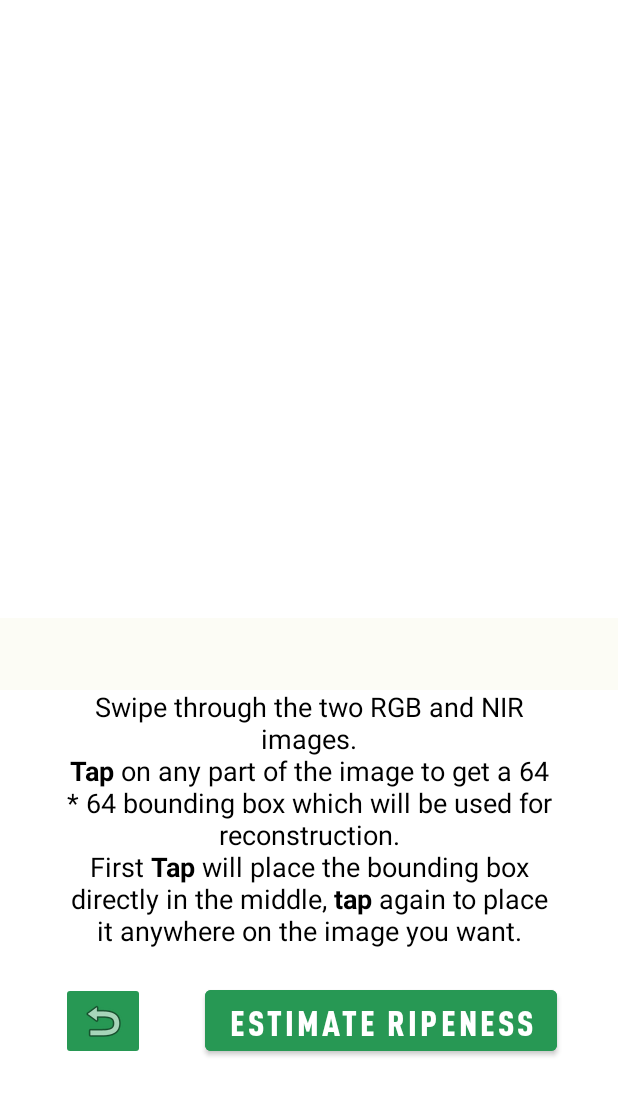
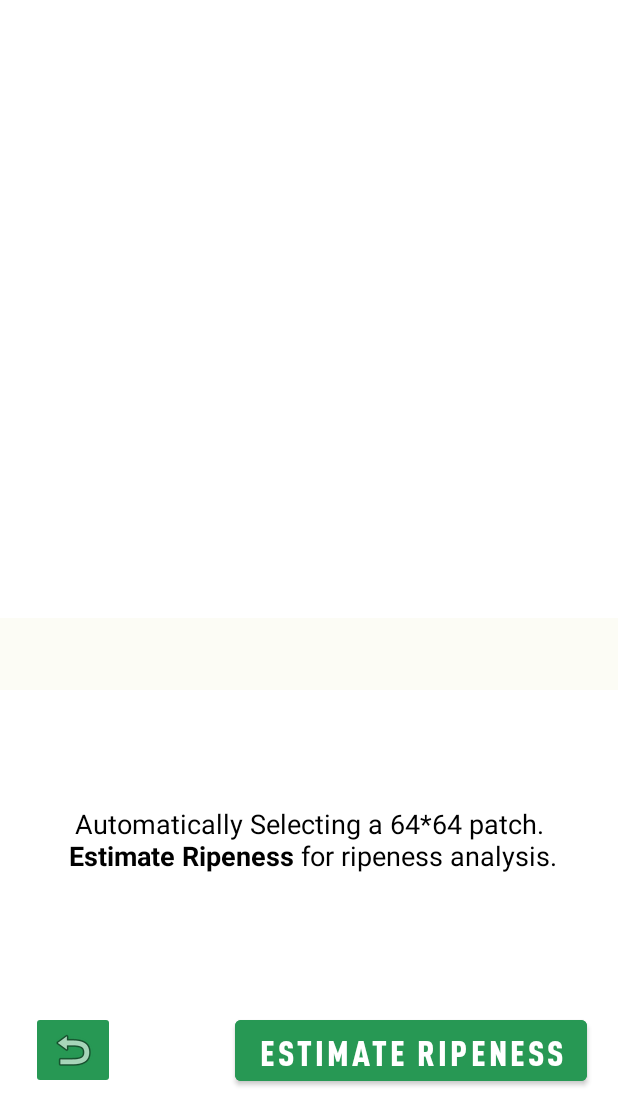
Before and after one commit to ShahzaibWaseem/RipeTrack-Android, an Android app: the layout fragment_imageviewer.xml on its own in the app's theme, with its tools: preview values and no code run, on a phone screen of 412 x 824 dp, the part 124-1236 px from its top. Run offline under Robolectric (Android 15) with nearby library versions, the phone set to English and light mode, and no system bars.

Commit message:
cleaned the UI a bit

```diff
--- a/app/src/main/res/layout/fragment_applicationselector.xml
+++ b/app/src/main/res/layout/fragment_applicationselector.xml
@@ -116,7 +116,7 @@
         android:backgroundTint="@color/background"
         android:gravity="center"
         android:text="@string/launch_application_button"
-        android:textSize="51sp"
+        android:textSize="45sp"
         app:layout_constraintBottom_toTopOf="@+id/guideline3"
         app:layout_constraintEnd_toEndOf="parent"
         app:layout_constraintStart_toStartOf="parent"
--- a/app/src/main/res/layout/fragment_imageviewer.xml
+++ b/app/src/main/res/layout/fragment_imageviewer.xml
@@ -39,6 +39,21 @@
         app:layout_constraintTop_toTopOf="@+id/guideline"
         app:layout_constraintVertical_bias="0.0" />
 
+    <com.google.android.material.tabs.TabLayout
+        android:id="@+id/tab_layout"
+        android:layout_width="match_parent"
+        android:layout_height="wrap_content"
+        android:contentDescription="@string/tab_layout_description"
+        android:theme="@style/TabLayoutTheme"
+        app:layout_constraintBottom_toTopOf="@id/reloadButton"
+        app:layout_constraintEnd_toEndOf="parent"
+        app:layout_constraintStart_toStartOf="parent"
+        app:layout_constraintTop_toBottomOf="@id/viewpager"
+        app:layout_constraintVertical_bias="0.0"
+        app:tabGravity="center"
+        app:tabRippleColor="@color/yellow_bg"
+        app:tabTextColor="@color/black" />
+
     <androidx.constraintlayout.widget.Guideline
         android:id="@+id/guideline2"
         android:layout_width="wrap_content"
@@ -46,30 +61,19 @@
         android:orientation="horizontal"
         app:layout_constraintGuide_percent="0.6" />
 
-    <com.google.android.material.tabs.TabLayout
-        android:id="@+id/tab_layout"
-        android:layout_width="match_parent"
+    <androidx.constraintlayout.widget.Guideline
+        android:id="@+id/guideline3"
+        android:layout_width="wrap_content"
         android:layout_height="wrap_content"
-        android:contentDescription="@string/tab_layout_description"
-        android:theme="@style/TabLayoutTheme"
-        app:layout_constraintBottom_toBottomOf="@id/navigationConstraint"
-        app:layout_constraintEnd_toEndOf="parent"
-        app:layout_constraintStart_toStartOf="parent"
-        app:layout_constraintTop_toBottomOf="@+id/guideline2"
-        app:layout_constraintVertical_bias="0.0"
-        app:tabGravity="center"
-        app:tabRippleColor="@color/yellow_bg"
-        app:tabTextColor="@color/black"
-        />
+        android:orientation="vertical"
+        app:layout_constraintGuide_percent="0.05"/>
 
-    <androidx.constraintlayout.widget.ConstraintLayout
-        android:id="@+id/navigationConstraint"
-        android:layout_width="0dp"
-        android:layout_height="0dp"
-        app:layout_constraintBottom_toBottomOf="parent"
-        app:layout_constraintEnd_toEndOf="parent"
-        app:layout_constraintStart_toStartOf="parent"
-        app:layout_constraintTop_toBottomOf="@id/guideline2">
+    <androidx.constraintlayout.widget.Guideline
+        android:id="@+id/guideline4"
+        android:layout_width="wrap_content"
+        android:layout_height="wrap_content"
+        android:orientation="vertical"
+        app:layout_constraintGuide_percent="0.95"/>
 
     <TextView
         android:id="@+id/informationText"
@@ -79,11 +83,17 @@
         android:textAlignment="center"
         android:textColor="@color/black"
         android:textSize="18sp"
-            app:layout_constraintBottom_toBottomOf="parent"
-            app:layout_constraintEnd_toEndOf="@id/button"
-            app:layout_constraintStart_toStartOf="@id/reloadButton"
-            app:layout_constraintTop_toTopOf="parent"
-            app:layout_constraintVertical_bias="0.3" />
+        app:layout_constraintBottom_toTopOf="@id/guideline5"
+        app:layout_constraintEnd_toEndOf="@id/guideline4"
+        app:layout_constraintStart_toStartOf="@id/guideline3"
+        app:layout_constraintTop_toBottomOf="@id/tab_layout"/>
+
+    <androidx.constraintlayout.widget.Guideline
+        android:id="@+id/guideline5"
+        android:layout_width="wrap_content"
+        android:layout_height="wrap_content"
+        android:orientation="horizontal"
+        app:layout_constraintGuide_percent="0.9" />
 
     <ImageButton
         android:id="@+id/reloadButton"
@@ -93,19 +103,9 @@
         android:contentDescription="@string/reload_capture_fragment_string"
         android:src="@android:drawable/ic_menu_revert"
         app:layout_constraintBottom_toBottomOf="parent"
-            app:layout_constraintEnd_toStartOf="@+id/button"
-            app:layout_constraintHorizontal_bias="0.0"
-            app:layout_constraintStart_toStartOf="parent"
-            app:layout_constraintTop_toTopOf="@id/informationText"
-            app:layout_constraintVertical_bias="0.85" />
+        app:layout_constraintStart_toStartOf="@id/guideline3"
+        app:layout_constraintTop_toBottomOf="@id/guideline5" />
 
-
-        <!--        <androidx.constraintlayout.widget.Guideline
-            android:id="@+id/guideline3"
-            android:layout_width="wrap_content"
-            android:layout_height="wrap_content"
-            android:orientation="vertical"
-            app:layout_constraintGuide_percent="0.25" />-->
     <Button
         android:id="@+id/button"
         android:layout_width="wrap_content"
@@ -116,12 +116,7 @@
         android:text="@string/estimate_ripeness_string"
         android:textSize="23sp"
         app:layout_constraintBottom_toBottomOf="parent"
-            app:layout_constraintEnd_toEndOf="parent"
-            app:layout_constraintStart_toEndOf="@+id/reloadButton"
-            app:layout_constraintTop_toTopOf="@id/informationText"
-            app:layout_constraintVertical_bias="0.85" />
-
+        app:layout_constraintEnd_toEndOf="@id/guideline4"
+        app:layout_constraintTop_toBottomOf="@id/guideline5" />
 
 </androidx.constraintlayout.widget.ConstraintLayout>
-
-</androidx.constraintlayout.widget.ConstraintLayout>
--- a/app/src/main/res/values/strings.xml
+++ b/app/src/main/res/values/strings.xml
@@ -49,10 +49,8 @@
 <!--    <string name="application_selector_information_string">We can track the ripeness and remaining lifetime of five different fruits (Pear, Avocado, Banana, Mango, Nectarine). Scroll the wheel and select any of the applications.\nChoose which mode you\'d like to test the application on: Offline Mode lets the user use pre-existing images to be used in our models, It will also enable the user to test our model on android phones which do not have a NIR camera (by using our own provided images). So pressing it will allow the user to run the app and on the next page will require the user to input two images (RGB and NIR)</string>-->
     <string name="application_selector_information_string_old">We have three different applications that we have worked on: Organic classification (Apples, Kiwi, Blueberries), Olive Oil Adulteration, Kiwi Organic Classification. Scroll the wheel and select any of the applications.\nChoose which mode you\'d like to test the application on: Offline Mode lets the user use pre-existing images to be used in our models, It will also enable the user to test our model on android phones which do not have a NIR camera (by using our own provided images). So pressing it will allow the user to run the app and on the next page will require the user to input two images (RGB and NIR).</string>
     <string name="capture_information_string">Clicking the camera capture button captures both RGB and NIR image, back to back, to make it easy to align the two images.\nThe camera will not capture photo if the lighting conditions are not adequate.</string>
-    <string name="image_viewer_information_string">Swipe through the two RGB and NIR images.\n<b>Tap</b> on any part of the image to get a 64 * 64 bounding box which will be used for reconstruction.\nFirst <b>Tap</b> will place the bounding box directly in the middle, <b>tap</b> again to place it anywhere on the image you want.</string>
-    <string name="image_viewer_information_string_old">Swipe through the two RGB and NIR images. <b>Tap</b> on any part of the image to get a 64 * 64 bounding box which will be used in the Reconstruction phase. <b>Tap</b> to use a patched image, not tapping anywhere will use the whole image for Spectral Reconstruction.\nFirst <b>Tap</b> will place the bounding box directly in the middle, <b>Tap</b> again to place it anywhere on the image you want.</string>
-    <string name="reconstruction_analysis_information_string">Tap on the \"Analysis\" button to show the signature at a particular pixel.\nWhile on the \"Analysis\" page <b>Tap</b> on the Back button to go back to the classification page.\n<b>Tap</b> anywhere on any pixel to get its signature.\n<b>Tap and Hold</b> to show a new signature and delete all other persistent signature analysis.</string>
-    <string name="reconstruction_analysis_information_string_old">Swipe through the reconstructed Hypercube bands.\nTap on the \"Analysis\" button to show the signature at a particular pixel.\nWhile on the \"Analysis\" page <b>Long Tap</b> on the GraphView to go back to the original page.\n<b>Tap</b> anywhere on any pixel to get its signature to be run through the classifier.\n<b>Tap and Hold</b> to show a new signature and delete all other persistent signature analysis.</string>
+    <string name="image_viewer_information_string">Automatically Selecting a 64*64 patch.\n <b>Estimate Ripeness</b> for ripeness analysis.</string>
+    <string name="reconstruction_analysis_information_string">Tap on the \"Analyze\" button for signature analysis.\n<b>Tap and Hold</b> to show a new signature and delete all other persistent signature analysis.</string>
     <string name="reconstruction_analysis_information_simple_string">Swipe through the reconstructed Hypercube bands.\nIn the simple mode, the application just checks the signature of the middle pixel.</string>
 
     <string name="ripeness_unripe">Unripe</string>
```
Also changed, not shown: app/src/main/java/com/shahzaib/mobislp/fragments/ReconstructionFragment.kt (+4 -18 lines), app/src/main/res/layout/fragment_reconstruction.xml (+58 -103 lines). Lines whose indentation alone changed are shown as unchanged.
